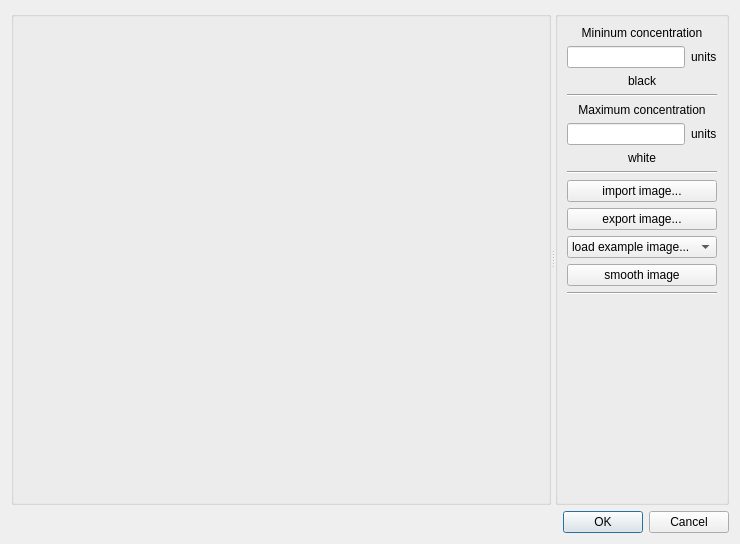
spatial-model-editor/spatial-model-editor, file src/gui/dialogs/dialogconcentrationimage.ui: the form before one commit.
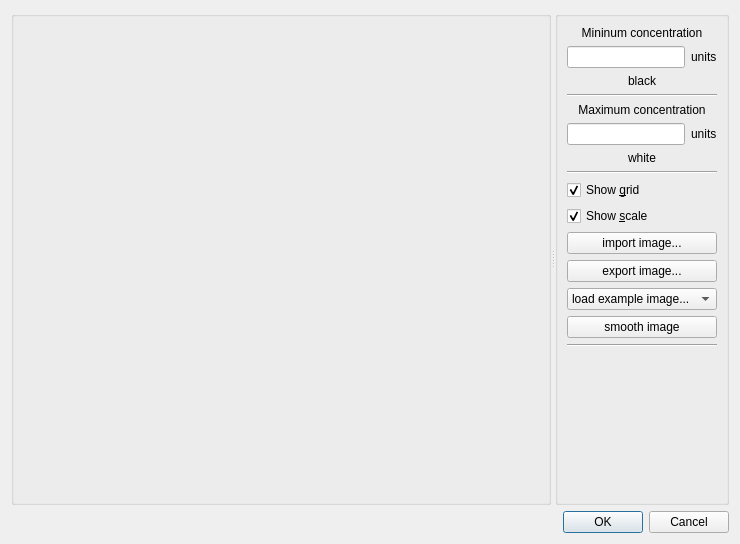
The form after the commit. Custom widgets are drawn as their Qt base class.

Commit message:
add optional grid & scale to geometry image
- enable via "View"->"Geometry Grid" and "View"->"Geometry Scale" menu items
- also add this option to Analytic and Image initial concentration dialogs
- display spatial location of mouse in GUI status bar
- resolves #497

Diff of the .ui file:
```diff
--- a/src/gui/dialogs/dialogconcentrationimage.ui
+++ b/src/gui/dialogs/dialogconcentrationimage.ui
@@ -276,6 +276,26 @@
          </property>
         </widget>
        </item>
+       <item row="10" column="0">
+        <widget class="QCheckBox" name="chkGrid">
+         <property name="text">
+          <string>Show &amp;grid</string>
+         </property>
+         <property name="checked">
+          <bool>true</bool>
+         </property>
+        </widget>
+       </item>
+       <item row="11" column="0">
+        <widget class="QCheckBox" name="chkScale">
+         <property name="text">
+          <string>Show &amp;scale</string>
+         </property>
+         <property name="checked">
+          <bool>true</bool>
+         </property>
+        </widget>
+       </item>
       </layout>
      </widget>
     </widget>
```
Left out of the diff: 2 changed lines with no effect on the pictures. The commit also changes 12 other files.
